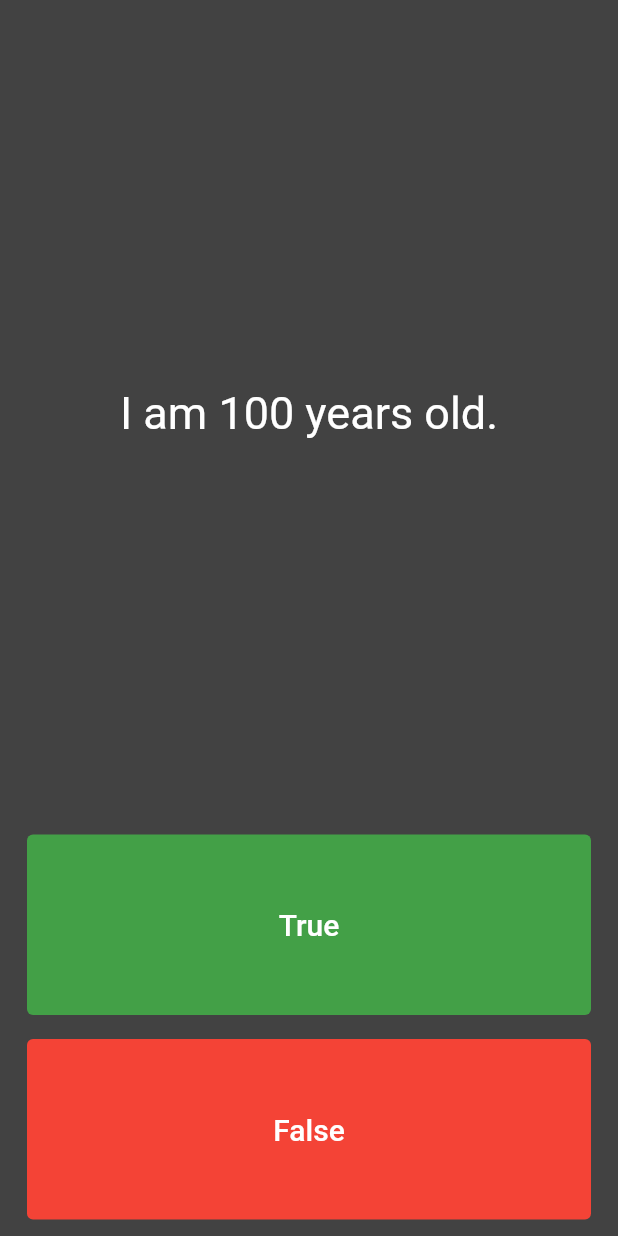
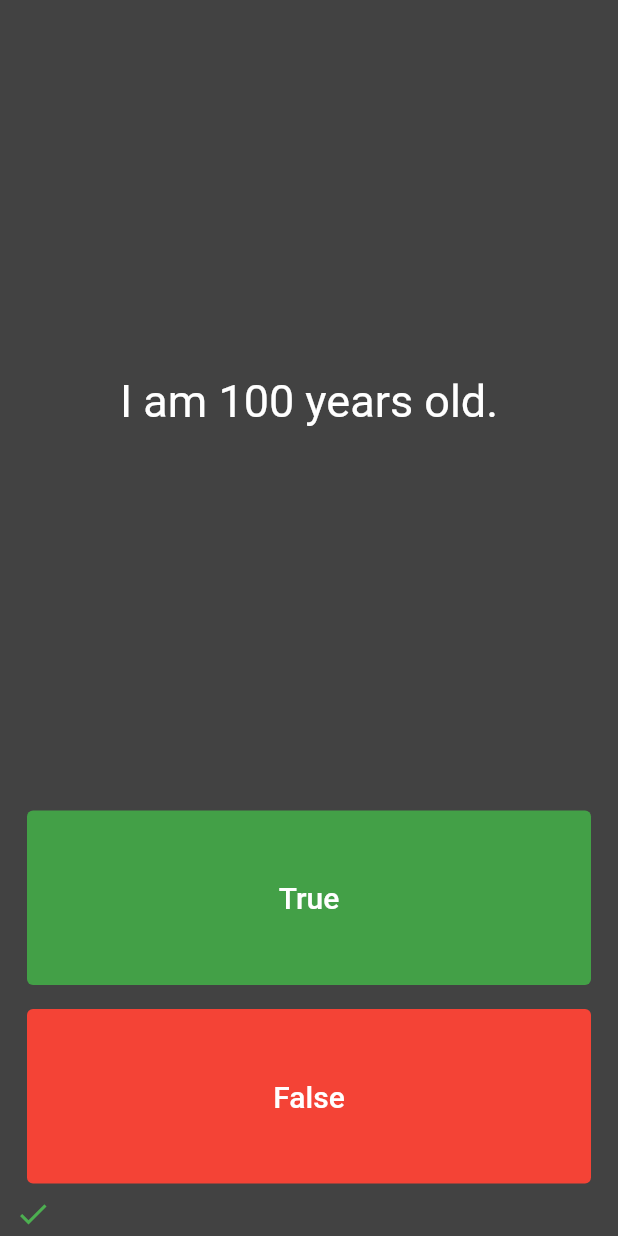
Before and after one commit to johncraigcastillo/selfLearning-flutter-part06Quizzler, a Flutter app: the screen it shows after launch, after a tap on "True", on a phone screen of 412 x 824 dp. Run offline on Flutter 3.47's test engine with Material 2 defaults, Android fonts, the phone set to English and light mode, and no system bars; our stand-ins replace rflutter_alert.

Commit message:
Added rflutter to for dialog box at end of quiz Added logic to reset the quiz

```diff
--- a/lib/main.dart
+++ b/lib/main.dart
@@ -1,4 +1,5 @@
 import 'package:flutter/material.dart';
+import 'package:rflutter_alert/rflutter_alert.dart';
 import 'quiz_brain.dart';
 
 QuizBrain quizBrain = QuizBrain();
@@ -24,13 +25,89 @@ class Quizzler extends StatelessWidget {
   }
 }
 
+///The True/False Quiz Page
 class QuizPage extends StatefulWidget {
   @override
   _QuizPageState createState() => _QuizPageState();
 }
 
 class _QuizPageState extends State<QuizPage> {
-  List<Icon> scoreKeeper = [];
+  List<Icon> scoreKeeper = <Icon>[];
+  int correctCount = 0;
+  int incorrectCount = 0;
+
+  void checkAnswer({bool userAnswer}) {
+    final bool correctAnswer = quizBrain.getQuestionAns();
+    setState(() {
+      if (correctAnswer == userAnswer) {
+        scoreKeeper.add(const Icon(
+          Icons.check,
+          color: Colors.green,
+        ));
+        correctCount++;
+      } else {
+        scoreKeeper.add(const Icon(
+          Icons.close,
+          color: Colors.red,
+        ));
+        incorrectCount++;
+      }
+      if (quizBrain.isLastQuestion()) {
+        //alert dialog for finishing the quiz
+        Alert(
+          context: context,
+          type: AlertType.success,
+          style: AlertStyle(
+            backgroundColor: Colors.grey[800],
+            alertBorder: RoundedRectangleBorder(
+              borderRadius: BorderRadius.circular(10),
+              side: BorderSide(
+                color: Colors.green[600],
+              ),
+            ),
+            titleStyle: const TextStyle(
+              color: Colors.white,
+            ),
+            descStyle: const TextStyle(
+              color: Colors.white,
+            ),
+          ),
+          title: 'You Finished!',
+          desc: 'Correct: $correctCount\nIncorrect: $incorrectCount',
+          closeIcon: const Icon(
+            Icons.close,
+            color: Colors.white,
+          ),
+          closeFunction: () {
+            setState(() {
+              scoreKeeper.clear();
+              quizBrain.reset();
+            });
+            Navigator.pop(context);
+          },
+          buttons: [
+            DialogButton(
+              onPressed: () {
+                setState(() {
+                  scoreKeeper.clear();
+                  quizBrain.reset();
+                });
+                Navigator.pop(context);
+              },
+              color: Colors.green[600],
+              width: 120,
+              child: const Text(
+                'Continue',
+                style: TextStyle(color: Colors.white, fontSize: 20),
+              ),
+            )
+          ],
+        ).show();
+      } else {
+        quizBrain.nextQuestion();
+      }
+    });
+  }
 
   @override
   Widget build(BuildContext context) {
@@ -44,7 +121,7 @@ class _QuizPageState extends State<QuizPage> {
               child: Text(
                 quizBrain.getQuestionText(),
                 textAlign: TextAlign.center,
-                style: TextStyle(
+                style: const TextStyle(
                   color: Colors.white,
                   fontSize: 30,
                 ),
@@ -58,19 +135,16 @@ class _QuizPageState extends State<QuizPage> {
                 style: TextButton.styleFrom(
                   backgroundColor: Colors.green[600],
                 ),
-                child: Text(
+                onPressed: () {
+                  checkAnswer(userAnswer: true);
+                },
+                child: const Text(
                   'True',
                   style: TextStyle(
                     color: Colors.white,
                     fontSize: 20,
                   ),
                 ),
-                onPressed: () {
-                  bool correctAnswer = quizBrain.getQuestionAns();
-                  setState(() {
-                    quizBrain.nextQuestion();
-                  });
-                },
               ),
             ),
           ),
@@ -81,25 +155,20 @@ class _QuizPageState extends State<QuizPage> {
                 style: TextButton.styleFrom(
                   backgroundColor: Colors.red,
                 ),
-                child: Text(
+                onPressed: () {
+                  checkAnswer(userAnswer: false);
+                },
+                child: const Text(
                   'False',
                   style: TextStyle(
                     color: Colors.white,
                     fontSize: 20,
                   ),
                 ),
-                onPressed: () {
-                  bool correctAnswer = quizBrain.getQuestionAns();
-                  setState(() {
-                    quizBrain.nextQuestion();
-                  });
-                },
               ),
             ),
           ),
-          Row(
-            children: scoreKeeper,
-          ),
+          Row(children: scoreKeeper),
         ],
       ),
     );
--- a/lib/question.dart
+++ b/lib/question.dart
@@ -1,9 +1,11 @@
+///Question class that holds the question text and question answer
 class Question {
+  ///Constructor for the question and its answer
+  Question({this.questionText, this.questionAnswer});
+
+  ///The question text
   String questionText;
+
+  ///The question answer
   bool questionAnswer;
-
-  Question(String q, bool a) {
-    questionText = q;
-    questionAnswer = a;
-  }
 }
--- a/pubspec.yaml
+++ b/pubspec.yaml
@@ -28,6 +28,8 @@ dependencies:
   # The following adds the Cupertino Icons font to your application.
   # Use with the CupertinoIcons class for iOS style icons.
   cupertino_icons: ^1.0.2
+  lint: ^1.5.3
+  rflutter_alert: ^2.0.2
 
 dev_dependencies:
   flutter_test:
```
Also changed, not shown: analysis_options.yaml (added, +27 -0 lines), lib/quiz_brain.dart (+25 -11 lines), pubspec.lock.
